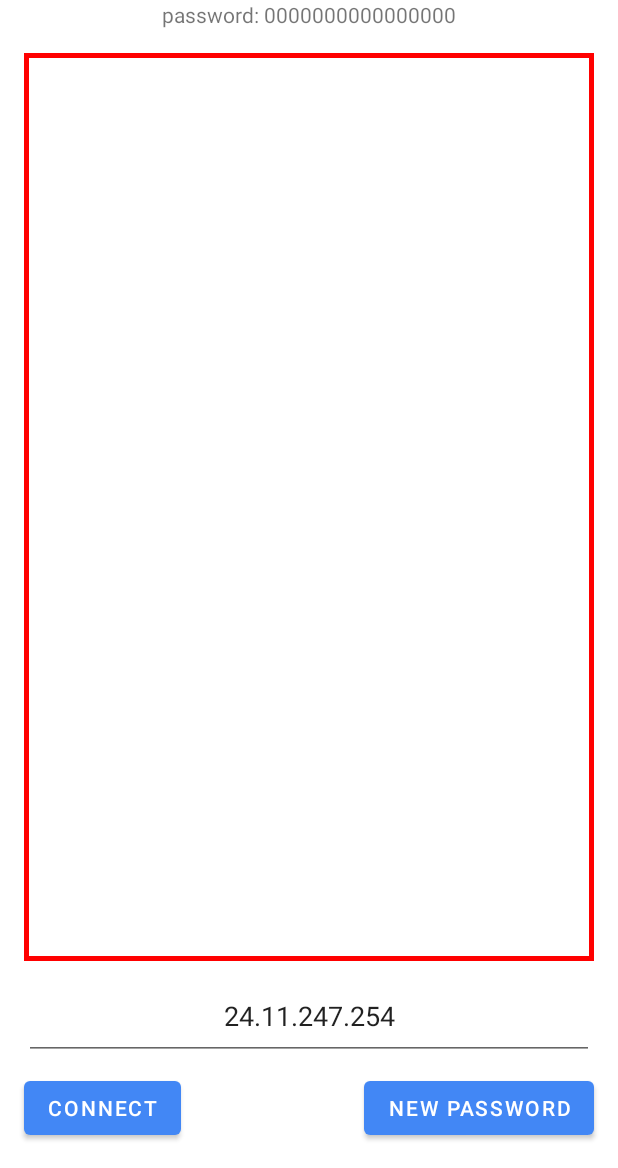
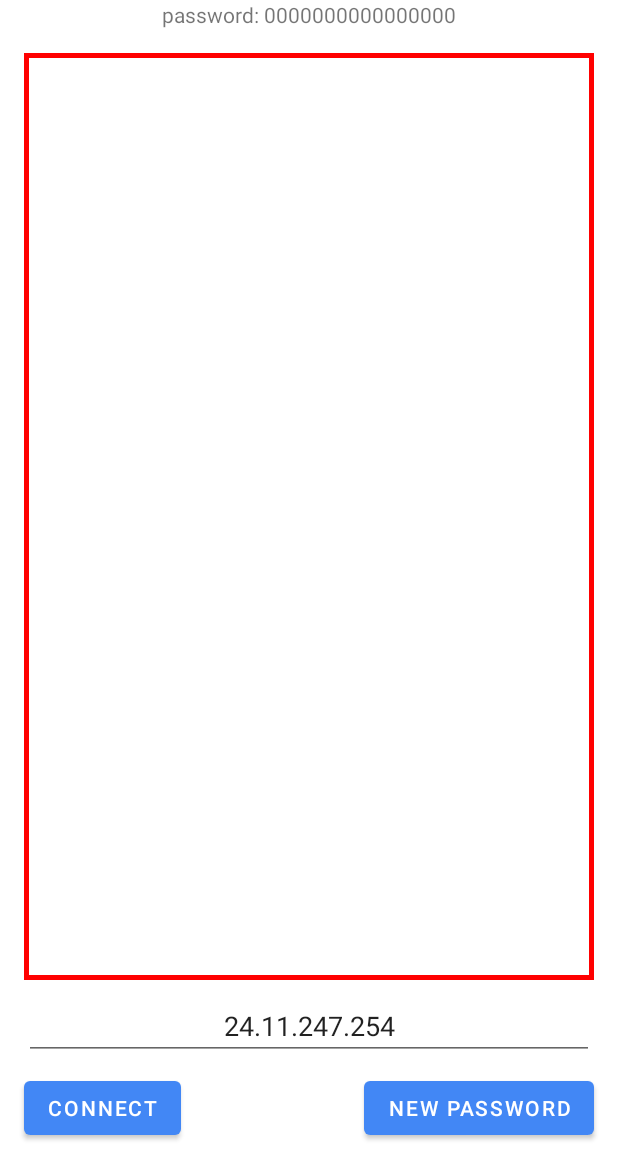
Before and after one commit to dragazo/PhoneIoT-android, an Android app: the screen it shows after launch (MainActivity), on a phone screen of 412 x 824 dp, the part 68-1236 px from its top. Run offline under Robolectric (Android 15) with nearby library versions, the phone set to English and light mode, and no system bars.

```diff
--- a/app/src/main/res/layout/activity_main.xml
+++ b/app/src/main/res/layout/activity_main.xml
@@ -7,24 +7,6 @@
     android:focusable="true"
     android:focusableInTouchMode="true"
     tools:context=".ui.home.HomeFragment">
-
-    <EditText
-        android:id="@+id/serverHostText"
-        android:layout_width="0dp"
-        android:layout_height="58dp"
-        android:layout_marginStart="16dp"
-        android:layout_marginLeft="16dp"
-        android:layout_marginEnd="16dp"
-        android:layout_marginRight="16dp"
-        android:layout_marginBottom="8dp"
-        android:ems="10"
-        android:gravity="center_horizontal|fill_vertical"
-        android:inputType="textPersonName"
-        android:text="24.11.247.254"
-        app:layout_constraintBottom_toTopOf="@+id/connectButton"
-        app:layout_constraintEnd_toEndOf="parent"
-        app:layout_constraintHorizontal_bias="0.0"
-        app:layout_constraintStart_toStartOf="parent" />
 
     <Button
         android:id="@+id/connectButton"
@@ -92,4 +74,21 @@
         app:srcCompat="@color/black"
         tools:src="@tools:sample/avatars" />
 
+    <EditText
+        android:id="@+id/serverHostText"
+        android:layout_width="0dp"
+        android:layout_height="wrap_content"
+        android:layout_marginStart="16dp"
+        android:layout_marginLeft="16dp"
+        android:layout_marginEnd="16dp"
+        android:layout_marginRight="16dp"
+        android:layout_marginBottom="8dp"
+        android:ems="10"
+        android:gravity="center"
+        android:inputType="textPersonName"
+        android:text="24.11.247.254"
+        app:layout_constraintBottom_toTopOf="@+id/connectButton"
+        app:layout_constraintEnd_toEndOf="parent"
+        app:layout_constraintStart_toStartOf="parent" />
+
 </androidx.constraintlayout.widget.ConstraintLayout>
```
Also changed, not shown: app/src/main/java/com/health/salio/MainActivity.java (+21 -10 lines).
